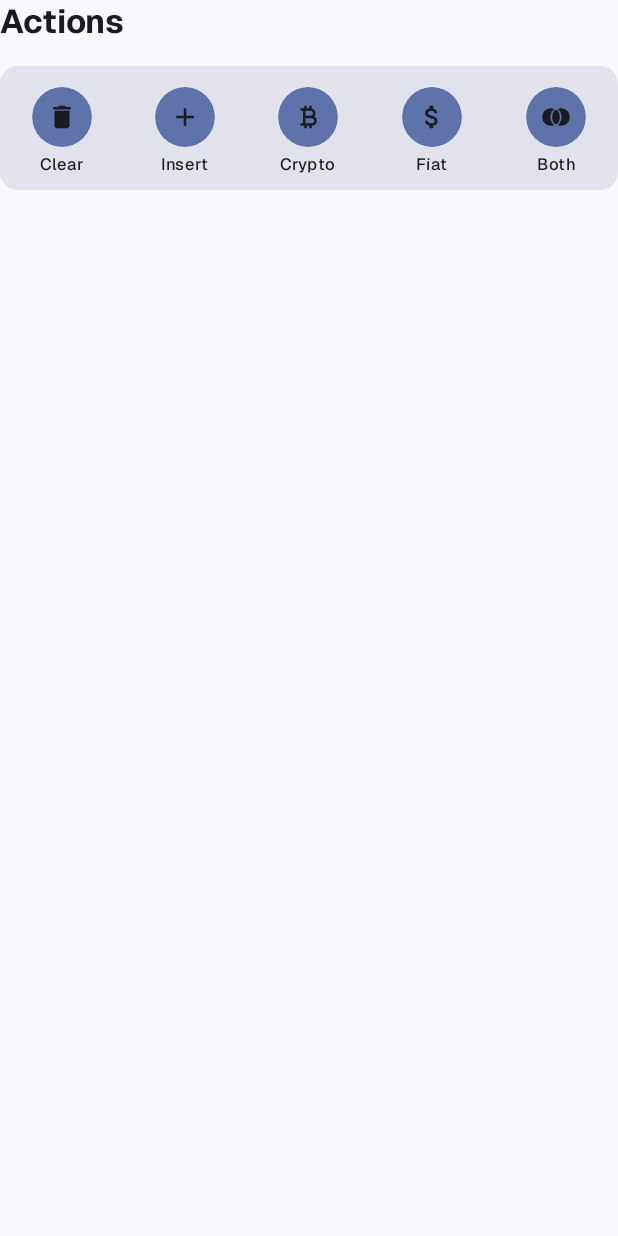
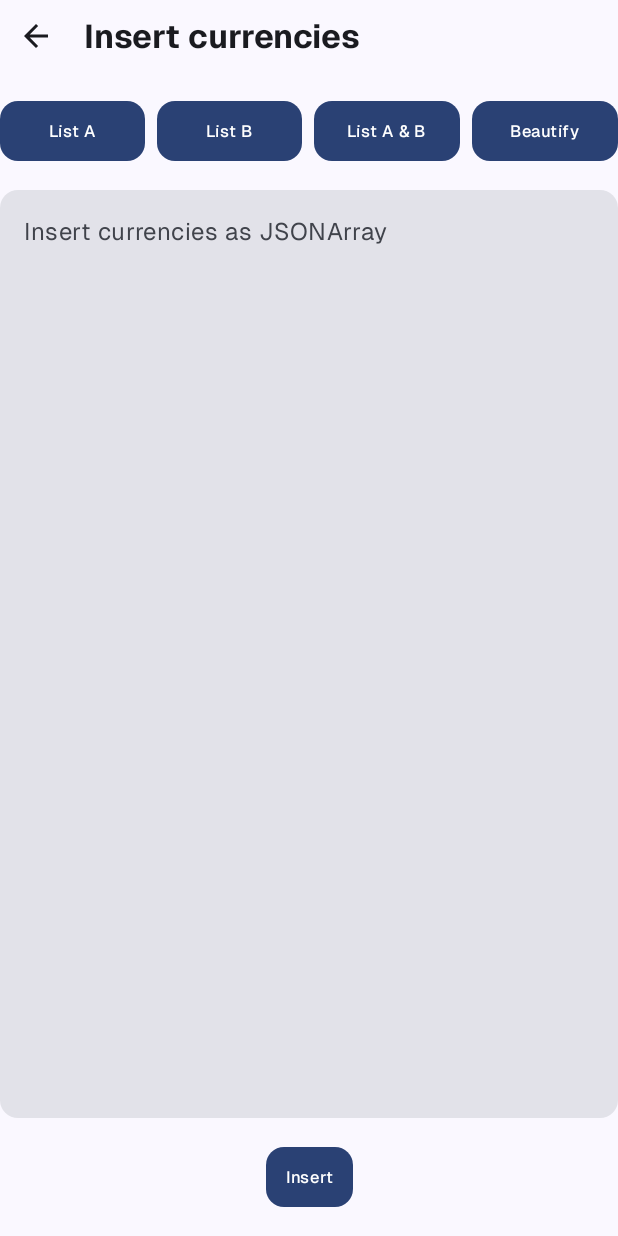
Before and after one commit to liawsy/CurrencySearch, an Android app built with Jetpack Compose: the screen it shows after launch (DemoActivity), after a tap on "Insert", on a phone screen of 412 x 824 dp. Run offline under Robolectric (Android 15) with nearby library versions, the phone set to English and light mode, and no system bars; libraries missing offline, so code that uses them is left out: androidx.fragment.compose; Roboto replaces fonts that are not available here; 1 statement that could not run was skipped.

Commit message:
feat: add insert screen

```diff
--- a/app/build.gradle.kts
+++ b/app/build.gradle.kts
@@ -2,6 +2,7 @@ plugins {
     alias(libs.plugins.android.application)
     alias(libs.plugins.kotlin.android)
     alias(libs.plugins.kotlin.compose)
+    alias(libs.plugins.kotlin.serialization)
     alias(libs.plugins.ksp)
 }
 
@@ -55,6 +56,8 @@ dependencies {
     implementation(libs.androidx.room.runtime)
     implementation(libs.androidx.fragment.ktx)
     implementation(libs.androidx.fragment.compose)
+    implementation(libs.androidx.navigation.compose)
+    implementation(libs.kotlinx.serialization.json)
 
     annotationProcessor(libs.androidx.room.compiler)
 
--- a/app/src/main/java/com/example/currencysearch2/DemoActivity.kt
+++ b/app/src/main/java/com/example/currencysearch2/DemoActivity.kt
@@ -3,125 +3,37 @@ package com.example.currencysearch2
 import android.os.Bundle
 import androidx.activity.compose.setContent
 import androidx.activity.enableEdgeToEdge
-import androidx.compose.animation.animateContentSize
-import androidx.compose.foundation.layout.Arrangement
-import androidx.compose.foundation.layout.Column
-import androidx.compose.foundation.layout.Spacer
 import androidx.compose.foundation.layout.WindowInsets
-import androidx.compose.foundation.layout.fillMaxSize
-import androidx.compose.foundation.layout.height
-import androidx.compose.foundation.layout.padding
 import androidx.compose.foundation.layout.safeContent
 import androidx.compose.foundation.layout.windowInsetsPadding
-import androidx.compose.material.icons.Icons
-import androidx.compose.material.icons.filled.Add
-import androidx.compose.material.icons.filled.AttachMoney
-import androidx.compose.material.icons.filled.CurrencyBitcoin
-import androidx.compose.material.icons.filled.Delete
-import androidx.compose.material.icons.filled.JoinFull
-import androidx.compose.material3.MaterialTheme
 import androidx.compose.material3.Scaffold
-import androidx.compose.material3.Text
-import androidx.compose.runtime.Composable
-import androidx.compose.runtime.collectAsState
-import androidx.compose.runtime.getValue
 import androidx.compose.ui.Modifier
-import androidx.compose.ui.text.font.FontWeight
-import androidx.compose.ui.unit.dp
 import androidx.fragment.app.FragmentActivity
-import androidx.fragment.compose.AndroidFragment
-import androidx.lifecycle.compose.collectAsStateWithLifecycle
-import androidx.lifecycle.lifecycleScope
-import androidx.lifecycle.viewmodel.compose.viewModel
-import com.example.currencysearch2.domain.DemoViewModel
-import com.example.currencysearch2.domain.events.ButtonEvent
-import com.example.currencysearch2.domain.model.CurrencyType
-import com.example.currencysearch2.domain.model.DisplayMode
-import com.example.currencysearch2.ui.components.ActionButtonInfo
-import com.example.currencysearch2.ui.components.ActionButtonList
-import com.example.currencysearch2.ui.fragments.CurrencyListFragment
+import androidx.navigation.compose.NavHost
+import androidx.navigation.compose.composable
+import androidx.navigation.compose.rememberNavController
+import com.example.currencysearch2.ui.screens.DemoCurrenciesScreen
+import com.example.currencysearch2.ui.screens.InsertScreen
 import com.example.currencysearch2.ui.theme.CurrencySearch2Theme
-import com.example.currencysearch2.utils.collectOnLifecycleStarted
 
 class DemoActivity : FragmentActivity() {
     override fun onCreate(savedInstanceState: Bundle?) {
         super.onCreate(savedInstanceState)
         enableEdgeToEdge()
         setContent {
-            val viewModel = viewModel<DemoViewModel>()
             CurrencySearch2Theme {
-                Scaffold(modifier = Modifier.fillMaxSize()) { innerPadding ->
-                    Column(
-                        verticalArrangement = Arrangement.spacedBy(25.dp),
+                val navController = rememberNavController()
+                Scaffold { innerPadding ->
+                    NavHost(
+                        navController = navController,
+                        startDestination = "demoCurrenciesScreen",
                         modifier = Modifier.windowInsetsPadding(WindowInsets.safeContent)
                     ) {
-                        ActionMenu()
-                        AndroidFragment<CurrencyListFragment>(modifier = Modifier.padding(bottom = 10.dp)) { fragment ->
-                            // TODO: Restore last display mode and pass to fragment
-                            viewModel.buttonEvent.collectOnLifecycleStarted(fragment) { buttonEvent ->
-                                when (buttonEvent) {
-                                    ButtonEvent.ClearCurrencies -> fragment.updateCurrencies(
-                                        emptyList()
-                                    )
-
-                                    is ButtonEvent.SwitchDisplayMode -> {
-                                        val currencyTypes = when (buttonEvent.displayMode) {
-                                            DisplayMode.ALL_CURRENCIES -> listOf(
-                                                CurrencyType.CRYPTO,
-                                                CurrencyType.FIAT
-                                            )
-
-                                            DisplayMode.CRYPTO -> listOf(CurrencyType.CRYPTO)
-                                            DisplayMode.FIAT -> listOf(CurrencyType.FIAT)
-                                        }
-                                        fragment.setDisplayCurrencies(currencyTypes)
-                                    }
-
-                                    is ButtonEvent.InsertCurrencies -> fragment.updateCurrencies(
-                                        buttonEvent.currencies
-                                    )
-                                }
-                            }
-                        }
+                        composable("demoCurrenciesScreen") { DemoCurrenciesScreen(navController) }
+                        composable("insertScreen") { InsertScreen(navController) }
                     }
                 }
             }
         }
     }
-
-    @Composable
-    fun ActionMenu(modifier: Modifier = Modifier) {
-        val viewModel = viewModel<DemoViewModel>()
-        Column(modifier = modifier.animateContentSize()) {
-            Text(
-                text = "Actions",
-                style = MaterialTheme.typography.titleLarge,
-                fontWeight = FontWeight.Bold
-            )
-            Spacer(modifier = Modifier.height(15.dp))
-            ActionButtonList(
-                listOf(
-                    ActionButtonInfo(
-                        Icons.Filled.Delete,
-                        text = "Clear",
-                        onClick = { viewModel.clearCurrencies() }),
-                    ActionButtonInfo(Icons.Filled.Add, text = "Insert", onClick = {
-                        // TODO
-                    }),
-                    ActionButtonInfo(
-                        Icons.Filled.CurrencyBitcoin,
-                        text = "Crypto",
-                        onClick = { viewModel.toggleDisplayMode(DisplayMode.CRYPTO) }),
-                    ActionButtonInfo(
-                        Icons.Filled.AttachMoney,
-                        text = "Fiat",
-                        onClick = { viewModel.toggleDisplayMode(DisplayMode.FIAT) }),
-                    ActionButtonInfo(
-                        Icons.Filled.JoinFull,
-                        text = "Both",
-                        onClick = { viewModel.toggleDisplayMode(DisplayMode.ALL_CURRENCIES) }),
-                )
-            )
-        }
-    }
 }
--- /dev/null
+++ b/app/src/main/java/com/example/currencysearch2/domain/InsertViewModel.kt
@@ -0,0 +1,66 @@
+package com.example.currencysearch2.domain
+
+import android.content.Context
+import androidx.lifecycle.ViewModel
+import androidx.lifecycle.viewModelScope
+import com.example.currencysearch2.domain.events.ToastEvent
+import java.io.IOException
+import kotlinx.coroutines.flow.MutableSharedFlow
+import kotlinx.coroutines.flow.MutableStateFlow
+import kotlinx.coroutines.flow.asSharedFlow
+import kotlinx.coroutines.flow.asStateFlow
+import kotlinx.coroutines.launch
+import kotlinx.serialization.SerializationException
+import kotlinx.serialization.json.Json
+import kotlinx.serialization.json.JsonElement
+
+/**
+ * TODO: Pass in application context via dependency injection.
+ */
+class InsertViewModel: ViewModel() {
+
+    private val _insertedText = MutableStateFlow("")
+    val insertedText = _insertedText.asStateFlow()
+
+    private val _toastEvent = MutableSharedFlow<ToastEvent>()
+    val toastEvent = _toastEvent.asSharedFlow()
+
+    fun verifyInputCurrencies() {
+        // Convert currency info to a list
+        // Alternatively, pass it back to SearchViewModel?
+        // When verified, post a success event, which will notify the InsertCurrenciesScreen
+        // InsertCurrenciesScreen passes the currencies to DemoViewModel which then inserts to the DB.
+        // Or we can pass
+    }
+
+//    fun loadJsonStringFromFile(fileName: String) {
+//        try {
+//            val assetsManager = context.assets
+//            val file = assetsManager.open(fileName)
+//        } catch (e: IOException) {
+//
+//        }
+//
+//    }
+
+    fun onTextInserted(insertedText: String) {
+        _insertedText.value = insertedText
+    }
+
+    fun beautifyString() {
+        viewModelScope.launch {
+            try {
+                val stringToJson = Json.parseToJsonElement(_insertedText.value)
+                val pretty = Json {
+                    prettyPrint = true
+                }
+                _insertedText.value = pretty.encodeToString(JsonElement.serializer(), stringToJson)
+            } catch (e: SerializationException) {
+                _toastEvent.emit(ToastEvent("Please enter a valid JSONArray!"))
+            }
+        }
+
+
+    }
+
+}
--- a/app/src/main/java/com/example/currencysearch2/domain/SearchViewModel.kt
+++ b/app/src/main/java/com/example/currencysearch2/domain/SearchViewModel.kt
@@ -26,8 +26,8 @@ class SearchViewModel: ViewModel() {
 
     private val _currencies = MutableStateFlow<List<CurrencyInfo>>(emptyList())
     val currencies =
-        combine(_searchText, _currencyTypes, _currencies) { searchText, displayMode, currencies ->
-            currencies.filterByAcceptedTypes(displayMode)
+        combine(_searchText, _currencyTypes, _currencies) { searchText, currencyTypes, currencies ->
+            currencies.filterByAcceptedTypes(currencyTypes)
                 .filterBySearch(searchText)
         }.stateIn(
             viewModelScope,
--- /dev/null
+++ b/app/src/main/java/com/example/currencysearch2/domain/events/ToastEvent.kt
@@ -0,0 +1,5 @@
+package com.example.currencysearch2.domain.events
+
+data class ToastEvent(
+    val message: String,
+)
--- a/app/src/main/java/com/example/currencysearch2/ui/components/ActionButtonList.kt
+++ b/app/src/main/java/com/example/currencysearch2/ui/components/ActionButtonList.kt
@@ -36,10 +36,11 @@ fun ActionButton(buttonInfo: ActionButtonInfo, modifier: Modifier = Modifier) {
                 contentDescription = buttonInfo.text,
                 modifier = modifier
                     .background(
-                        color = MaterialTheme.colorScheme.primaryContainer,
+                        color = MaterialTheme.colorScheme.primary,
                         shape = RoundedCornerShape(100)
                     )
-                    .padding(10.dp)
+                    .padding(10.dp),
+                tint = MaterialTheme.colorScheme.onPrimary,
             )
         }
         Text(text = buttonInfo.text, style = MaterialTheme.typography.labelSmall)
--- /dev/null
+++ b/app/src/main/java/com/example/currencysearch2/ui/screens/DemoCurrenciesScreen.kt
@@ -0,0 +1,105 @@
+package com.example.currencysearch2.ui.screens
+
+import androidx.compose.animation.animateContentSize
+import androidx.compose.foundation.layout.Arrangement
+import androidx.compose.foundation.layout.Column
+import androidx.compose.foundation.layout.Spacer
+import androidx.compose.foundation.layout.height
+import androidx.compose.foundation.layout.padding
+import androidx.compose.material.icons.Icons
+import androidx.compose.material.icons.filled.Add
+import androidx.compose.material.icons.filled.AttachMoney
+import androidx.compose.material.icons.filled.CurrencyBitcoin
+import androidx.compose.material.icons.filled.Delete
+import androidx.compose.material.icons.filled.JoinFull
+import androidx.compose.material3.MaterialTheme
+import androidx.compose.material3.Text
+import androidx.compose.runtime.Composable
+import androidx.compose.ui.Modifier
+import androidx.compose.ui.text.font.FontWeight
+import androidx.compose.ui.unit.dp
+import androidx.fragment.compose.AndroidFragment
+import androidx.lifecycle.viewmodel.compose.viewModel
+import androidx.navigation.NavController
+import com.example.currencysearch2.domain.DemoViewModel
+import com.example.currencysearch2.domain.events.ButtonEvent
+import com.example.currencysearch2.domain.model.CurrencyType
+import com.example.currencysearch2.domain.model.DisplayMode
+import com.example.currencysearch2.ui.components.ActionButtonInfo
+import com.example.currencysearch2.ui.components.ActionButtonList
+import com.example.currencysearch2.ui.fragments.CurrencyListFragment
+import com.example.currencysearch2.utils.collectOnLifecycleStarted
+
+@Composable
+fun DemoCurrenciesScreen(navController: NavController) {
+    val viewModel = viewModel<DemoViewModel>()
+    Column(
+        verticalArrangement = Arrangement.spacedBy(25.dp),
+    ) {
+        ActionMenu(navController)
+        AndroidFragment<CurrencyListFragment>(modifier = Modifier.padding(bottom = 10.dp)) { fragment ->
+            // TODO: Restore last display mode and pass to fragment
+            viewModel.buttonEvent.collectOnLifecycleStarted(fragment) { buttonEvent ->
+                println("SYDEBUG: Fragment instance=${fragment.hashCode()}")
+                when (buttonEvent) {
+                    ButtonEvent.ClearCurrencies -> fragment.updateCurrencies(
+                        emptyList()
+                    )
+
+                    is ButtonEvent.SwitchDisplayMode -> {
+                        val currencyTypes = when (buttonEvent.displayMode) {
+                            DisplayMode.ALL_CURRENCIES -> listOf(
+                                CurrencyType.CRYPTO,
+                                CurrencyType.FIAT
+                            )
+
+                            DisplayMode.CRYPTO -> listOf(CurrencyType.CRYPTO)
+                            DisplayMode.FIAT -> listOf(CurrencyType.FIAT)
+                        }
+                        fragment.setDisplayCurrencies(currencyTypes)
+                    }
+
+                    is ButtonEvent.InsertCurrencies -> fragment.updateCurrencies(
+                        buttonEvent.currencies
+                    )
+                }
+            }
+        }
+    }
+}
+
+@Composable
+fun ActionMenu(navController: NavController, modifier: Modifier = Modifier) {
+    val viewModel = viewModel<DemoViewModel>()
+    Column(modifier = modifier.animateContentSize()) {
+        Text(
+            text = "Actions",
+            style = MaterialTheme.typography.titleLarge,
+            fontWeight = FontWeight.Bold
+        )
+        Spacer(modifier = Modifier.height(15.dp))
+        ActionButtonList(
+            listOf(
+                ActionButtonInfo(
+                    Icons.Filled.Delete,
+                    text = "Clear",
+                    onClick = { viewModel.clearCurrencies() }),
+                ActionButtonInfo(Icons.Filled.Add, text = "Insert", onClick = {
+                    navController.navigate("insertScreen")
+                }),
+                ActionButtonInfo(
+                    Icons.Filled.CurrencyBitcoin,
+                    text = "Crypto",
+                    onClick = { viewModel.toggleDisplayMode(DisplayMode.CRYPTO) }),
+                ActionButtonInfo(
+                    Icons.Filled.AttachMoney,
+                    text = "Fiat",
+                    onClick = { viewModel.toggleDisplayMode(DisplayMode.FIAT) }),
+                ActionButtonInfo(
+                    Icons.Filled.JoinFull,
+                    text = "Both",
+                    onClick = { viewModel.toggleDisplayMode(DisplayMode.ALL_CURRENCIES) }),
+            )
+        )
+    }
+}
--- /dev/null
+++ b/app/src/main/java/com/example/currencysearch2/ui/screens/InsertScreen.kt
@@ -0,0 +1,125 @@
+package com.example.currencysearch2.ui.screens
+
+import androidx.compose.animation.ExperimentalSharedTransitionApi
+import androidx.compose.animation.SharedTransitionLayout
+import androidx.compose.foundation.layout.Arrangement
+import androidx.compose.foundation.layout.Column
+import androidx.compose.foundation.layout.ExperimentalLayoutApi
+import androidx.compose.foundation.layout.PaddingValues
+import androidx.compose.foundation.layout.Row
+import androidx.compose.foundation.layout.WindowInsets
+import androidx.compose.foundation.layout.fillMaxWidth
+import androidx.compose.foundation.layout.isImeVisible
+import androidx.compose.foundation.layout.padding
+import androidx.compose.foundation.shape.RoundedCornerShape
+import androidx.compose.material.icons.Icons
+import androidx.compose.material.icons.automirrored.filled.ArrowBack
+import androidx.compose.material3.Button
+import androidx.compose.material3.Icon
+import androidx.compose.material3.IconButton
+import androidx.compose.material3.MaterialTheme
+import androidx.compose.material3.Text
+import androidx.compose.material3.TextField
+import androidx.compose.material3.TextFieldDefaults
+import androidx.compose.runtime.Composable
+import androidx.compose.runtime.collectAsState
+import androidx.compose.runtime.getValue
+import androidx.compose.ui.Alignment
+import androidx.compose.ui.Modifier
+import androidx.compose.ui.graphics.Color
+import androidx.compose.ui.text.font.FontWeight
+import androidx.compose.ui.unit.dp
+import androidx.lifecycle.viewmodel.compose.viewModel
+import androidx.navigation.NavController
+import com.example.currencysearch2.domain.InsertViewModel
+
+
+@OptIn(ExperimentalLayoutApi::class, ExperimentalSharedTransitionApi::class)
+@Composable
+fun InsertScreen(navController: NavController) {
+    val insertViewModel = viewModel<InsertViewModel>()
+    val insertedText by insertViewModel.insertedText.collectAsState()
+    val imeIsVisible = WindowInsets.isImeVisible
+    SharedTransitionLayout {
+        Column(
+            verticalArrangement = Arrangement.spacedBy(15.dp),
+            modifier = Modifier
+                .fillMaxWidth()
+                //.imePadding()
+                //.windowInsetsPadding(WindowInsets.safeContent)
+                .padding(bottom = 15.dp)
+//            .animateContentSize()
+        ) {
+            Row(
+                verticalAlignment = Alignment.CenterVertically,
+                horizontalArrangement = Arrangement.spacedBy(8.dp)
+            ) {
+                IconButton(
+                    onClick = { navController.popBackStack() }
+                ) {
+                    Icon(Icons.AutoMirrored.Default.ArrowBack, contentDescription = "Back to main page")
+                }
+                Text(
+                    text = "Insert currencies",
+                    style = MaterialTheme.typography.titleLarge,
+                    fontWeight = FontWeight.Bold
+                )
+            }
+
+            InsertOptions(modifier = Modifier.fillMaxWidth())
+
+            TextField(
+                value = insertedText,
+                onValueChange = insertViewModel::onTextInserted,
+                placeholder = { Text("Insert currencies as JSONArray") },
+                colors = TextFieldDefaults.colors(
+                    focusedIndicatorColor = Color.Transparent,
+                    unfocusedIndicatorColor = Color.Transparent,
+                    disabledIndicatorColor = Color.Transparent
+                ),
+                shape = RoundedCornerShape(12.dp),
+                modifier = Modifier
+                    .fillMaxWidth()
+                    .weight(1f) // This line is causing the weird flashing issue, maybe try shared element again?
+                    .skipToLookaheadSize()
+            )
+
+            TextButton("Insert", onClick = {}, modifier = Modifier.align(Alignment.CenterHorizontally))
+        }
+    }
+
+}
+
+@Composable
+fun InsertOptions(modifier: Modifier) {
+    val insertViewModel = viewModel<InsertViewModel>()
+    Row(modifier = modifier, horizontalArrangement = Arrangement.spacedBy(8.dp)) {
+        listOf(
+            TextButtonConfig("List A", onClick = {}),
+            TextButtonConfig("List B", onClick = {}),
+            TextButtonConfig("List A & B", onClick = {}),
+            TextButtonConfig("Beautify", onClick = { insertViewModel.beautifyString() })
+        ).map {
+            TextButton(it.title, it.onClick, modifier = Modifier.weight(1f))
+        }
+    }
+}
+
+
+@Composable
+fun TextButton(text: String, onClick: () -> Unit, modifier: Modifier = Modifier) {
+    Button(
+        onClick = onClick,
+        shape = RoundedCornerShape(12.dp),
+        modifier = modifier,
+        contentPadding = PaddingValues(4.dp)
+    ) {
+        Text(text, style = MaterialTheme.typography.labelSmall)
+    }
+}
+
+
+data class TextButtonConfig(
+    val title: String,
+    val onClick: () -> Unit,
+)
--- a/gradle/libs.versions.toml
+++ b/gradle/libs.versions.toml
@@ -11,6 +11,8 @@ composeBom = "2024.12.01"
 room = "2.6.1"
 ksp = "1.9.24-1.0.20"
 fragment = "1.8.5"
+navigationCompose = "2.8.5"
+kotlinSerializationJson = "1.8.0"
 
 [libraries]
 androidx-core-ktx = { group = "androidx.core", name = "core-ktx", version.ref = "coreKtx" }
@@ -34,9 +36,12 @@ androidx-material-icons = { group = "androidx.compose.material", name = "materia
 androidx-room-runtime = { group = "androidx.room", name = "room-runtime", version.ref = "room" }
 androidx-room-ktx = { group = "androidx.room", name = "room-ktx", version.ref = "room" }
 androidx-room-compiler = { group = "androidx.room", name = "room-compiler", version.ref = "room" }
+androidx-navigation-compose = { group = "androidx.navigation", name = "navigation-compose", version.ref = "navigationCompose"}
+kotlinx-serialization-json = { group = "org.jetbrains.kotlinx", name = "kotlinx-serialization-json", version.ref = "kotlinSerializationJson"}
 
 [plugins]
 android-application = { id = "com.android.application", version.ref = "agp" }
 kotlin-android = { id = "org.jetbrains.kotlin.android", version.ref = "kotlin" }
 kotlin-compose = { id = "org.jetbrains.kotlin.plugin.compose", version.ref = "kotlin" }
 ksp = { id = "com.google.devtools.ksp", version.ref = "ksp" }
+kotlin-serialization = { id = "org.jetbrains.kotlin.plugin.serialization", version.ref = "kotlin" }
```
Also changed, not shown: app/src/main/assets/combinedCurrencyList.json (added, +114 -0 lines), app/src/main/assets/currencyListA.json (added, +72 -0 lines), app/src/main/assets/currencyListB.json (added, +44 -0 lines), app/src/main/java/com/example/currencysearch2/data/CurrencyInfoDTO.kt (added, +11 -0 lines), app/src/main/java/com/example/currencysearch2/ui/fragments/CurrencyListFragment.kt (+7 -16 lines).
